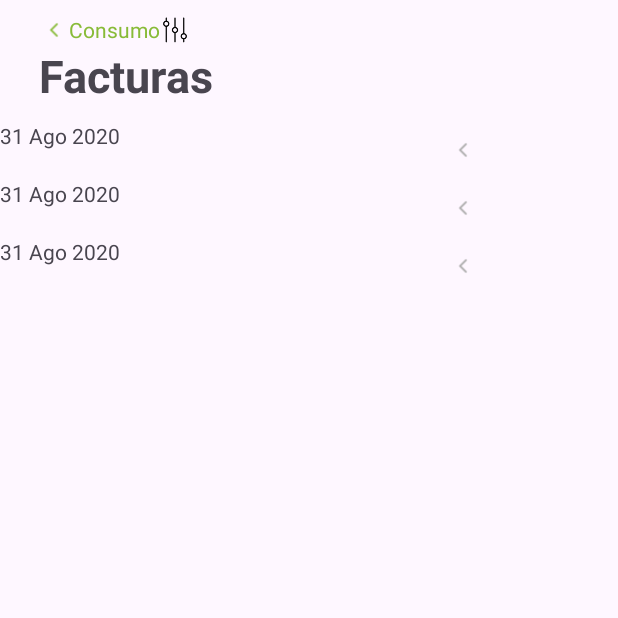
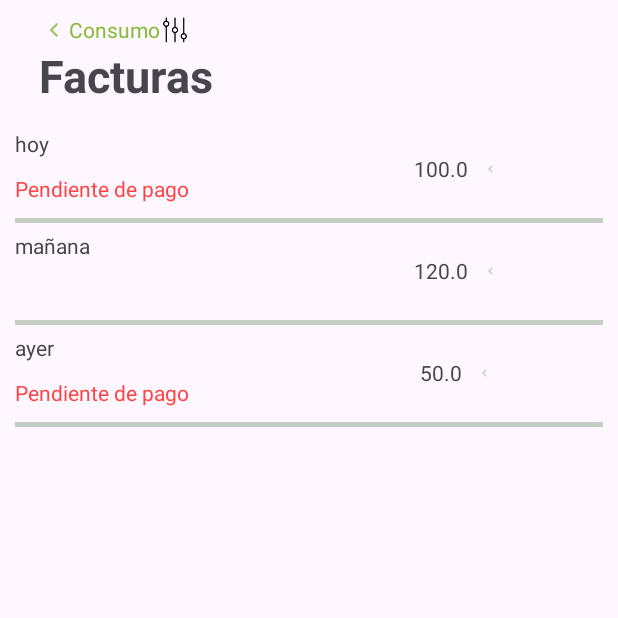
Before and after one commit to jorgegarciasalvador/PracticaAndroid, an Android app: the screen it shows after launch (listadoFacturasActivity), on a phone screen of 412 x 824 dp, the top half of it. Run offline under Robolectric (Android 15) with nearby library versions, the phone set to English and light mode, and no system bars.

Commit message:
recyclerView listado de facturas funcionando

```diff
--- /dev/null
+++ b/app/src/main/java/com/example/practicaandroid/data/FacturaModel.kt
@@ -0,0 +1,7 @@
+package com.example.practicaandroid.data
+
+data class FacturaModel(
+    val fecha:String,
+    val estado:Boolean,
+    val importe:Double
+)
--- a/app/src/main/java/com/example/practicaandroid/ui/view/listadofacturas/facturasAdapter.kt
+++ b/app/src/main/java/com/example/practicaandroid/ui/view/listadofacturas/facturasAdapter.kt
@@ -5,28 +5,36 @@ import android.view.LayoutInflater
 import android.view.View
 import android.view.ViewGroup
 import android.widget.Toast
+import androidx.core.content.ContextCompat.getString
 import androidx.recyclerview.widget.RecyclerView
 import com.example.practicaandroid.R
+import com.example.practicaandroid.data.FacturaModel
 import com.example.practicaandroid.databinding.FacturaDetailRecyclerviewBinding
 
 class facturasAdapter(
-    private val dataSet: Array<String>,
-    private val binding: FacturaDetailRecyclerviewBinding,
+    private val dataSet: Array<FacturaModel>,
     private val context: Context
 ) :
     RecyclerView.Adapter<facturasAdapter.ViewHolder>() {
 
-    class ViewHolder(view: View, binding: FacturaDetailRecyclerviewBinding) :
-        RecyclerView.ViewHolder(view) {
+    class ViewHolder(binding: FacturaDetailRecyclerviewBinding) :
+        RecyclerView.ViewHolder(binding.root) {
         val importeFactura = binding.tvImporteFactura
         val estadoFactura = binding.tvEstadoFactura
         val fechaFactura = binding.tvFechaFactura
         val masDetalles = binding.ivMasDetallesFactura
 
-        fun bind(dato: String, context: Context) {
-            importeFactura.text = dato
-            estadoFactura.text = dato
-            fechaFactura.text = dato
+        fun bind(factura: FacturaModel, context: Context) {
+            importeFactura.text = factura.importe.toString()
+            fechaFactura.text = factura.fecha
+            if (factura.estado) {
+                estadoFactura.text = getString(context, R.string.pendienteDePago_text)
+                estadoFactura.visibility = View.VISIBLE
+            } else {
+                estadoFactura.text = ""
+                estadoFactura.visibility = View.INVISIBLE
+            }
+
             masDetalles.setOnClickListener {
                 Toast.makeText(context, "Click", Toast.LENGTH_SHORT).show()
             }
@@ -34,14 +42,17 @@ class facturasAdapter(
     }
 
     override fun onCreateViewHolder(parent: ViewGroup, viewType: Int): ViewHolder {
-        val view = LayoutInflater.from(parent.context)
-            .inflate(R.layout.factura_detail_recyclerview, parent, false)
-        return ViewHolder(view, binding)
+        val binding =
+            FacturaDetailRecyclerviewBinding.inflate(
+                LayoutInflater.from(parent.context),
+                parent,
+                false
+            )
+        return ViewHolder(binding)
     }
 
     override fun onBindViewHolder(holder: ViewHolder, position: Int) {
         holder.bind(dataSet[position], context)
-        println(dataSet[position])
     }
 
     override fun getItemCount(): Int {
--- a/app/src/main/java/com/example/practicaandroid/ui/view/listadofacturas/listadoFacturasActivity.kt
+++ b/app/src/main/java/com/example/practicaandroid/ui/view/listadofacturas/listadoFacturasActivity.kt
@@ -4,6 +4,7 @@ import android.os.Bundle
 import androidx.appcompat.app.AppCompatActivity
 import androidx.recyclerview.widget.LinearLayoutManager
 import androidx.recyclerview.widget.RecyclerView
+import com.example.practicaandroid.data.FacturaModel
 import com.example.practicaandroid.databinding.ActivityListadofacturasBinding
 import com.example.practicaandroid.databinding.FacturaDetailRecyclerviewBinding
 
@@ -22,8 +23,12 @@ class listadoFacturasActivity : AppCompatActivity() {
     }
 
     fun setUpRecyclerView() {
-        val datos = arrayOf("20€", "10€", "25€")
-        val facturasAdapter = facturasAdapter(datos, detailBinding, this)
+        val datos = arrayOf(
+            FacturaModel("hoy", true, 100.0),
+            FacturaModel("mañana", false, 120.0),
+            FacturaModel("ayer", true, 50.0)
+        )
+        val facturasAdapter = facturasAdapter(datos, this)
 
         val recyclerView: RecyclerView = binding.rvListadoFacturas
         recyclerView.layoutManager = LinearLayoutManager(this)
--- a/app/src/main/res/layout/activity_listadofacturas.xml
+++ b/app/src/main/res/layout/activity_listadofacturas.xml
@@ -30,7 +30,7 @@
                     android:layout_height="20dp"
                     android:contentDescription="@string/back_icon_text"
                     android:src="@drawable/ic_back_arrow_icon"
-                    android:tint="@color/green"/>
+                    app:tint="@color/green" />
 
                 <TextView
                     android:id="@+id/tv_consumo"
@@ -45,8 +45,8 @@
                     android:layout_height="20dp"
                     android:contentDescription="@string/filter_icon_text"
                     android:src="@drawable/filtericon_3x"
-                    android:tint="@color/black"
-                    android:layout_gravity="end"/>
+                    android:layout_gravity="end"
+                    app:tint="@color/black" />
             </LinearLayout>
 
             <LinearLayout
@@ -59,7 +59,7 @@
                     android:layout_width="wrap_content"
                     android:layout_height="wrap_content"
                     android:text="@string/facturas_text"
-                    android:textSize="30dp"
+                    android:textSize="30sp"
                     android:textStyle="bold"/>
             </LinearLayout>
         </LinearLayout>
@@ -68,6 +68,7 @@
 
     <androidx.recyclerview.widget.RecyclerView
         android:id="@+id/rv_listado_facturas"
+        android:paddingHorizontal="10dp"
         android:layout_width="match_parent"
         android:layout_height="wrap_content">
 
--- a/app/src/main/res/layout/activity_smartsolar.xml
+++ b/app/src/main/res/layout/activity_smartsolar.xml
@@ -26,8 +26,9 @@
                     android:src="@drawable/ic_back_arrow_icon"
                     android:contentDescription="@string/back_icon_text"
                     android:layout_gravity="start"
-                    android:tint="@color/green"
-                    android:clickable="true"/>
+                    android:clickable="true"
+                    app:tint="@color/green"
+                    android:focusable="true" />
 
                 <TextView
                     android:id="@+id/tv_atras"
@@ -50,7 +51,7 @@
                     android:layout_height="wrap_content"
                     android:text="@string/smartsolar_title_text"
                     android:textColor="@color/black"
-                    android:textSize="25dp"
+                    android:textSize="25sp"
                     android:textStyle="bold" />
             </LinearLayout>
         </LinearLayout>
@@ -79,7 +80,7 @@
         <com.google.android.material.tabs.TabItem
             android:layout_width="wrap_content"
             android:layout_height="match_parent"
-            android:text="@string/detallets_text"
+            android:text="@string/detalles_text"
             android:clickable="true"
             android:focusable="true" />
     </com.google.android.material.tabs.TabLayout>
--- a/app/src/main/res/layout/factura_detail_recyclerview.xml
+++ b/app/src/main/res/layout/factura_detail_recyclerview.xml
@@ -1,35 +1,46 @@
 <?xml version="1.0" encoding="utf-8"?>
 <LinearLayout xmlns:android="http://schemas.android.com/apk/res/android"
+    xmlns:app="http://schemas.android.com/apk/res-auto"
+    xmlns:tools="http://schemas.android.com/tools"
     android:layout_width="match_parent"
     android:layout_height="wrap_content"
-    xmlns:tools="http://schemas.android.com/tools"
-    android:orientation="horizontal">
+    android:orientation="vertical">
+
+    <LinearLayout
+        android:layout_width="match_parent"
+        android:layout_height="wrap_content"
+        android:orientation="horizontal"
+        android:baselineAligned="false">
+
 
         <LinearLayout
             android:layout_width="0dp"
+            android:layout_weight="1"
             android:layout_height="wrap_content"
-        android:layout_weight="1"
             android:orientation="vertical">
 
             <TextView
                 android:id="@+id/tv_fecha_factura"
                 android:layout_width="wrap_content"
                 android:layout_height="wrap_content"
-            android:text="@string/default_date_text" />
+                android:paddingVertical="5dp"
+                tools:text="@string/default_date_text" />
 
             <TextView
                 android:id="@+id/tv_estado_factura"
                 android:layout_width="wrap_content"
                 android:layout_height="wrap_content"
-            tools:text="@string/pendienteDePago_text"
-            android:textColor="@android:color/holo_red_light" />
+                android:paddingTop="5dp"
+                android:paddingBottom="10dp"
+                android:textColor="@android:color/holo_red_light"
+                tools:text="@string/pendienteDePago_text" />
         </LinearLayout>
 
         <LinearLayout
             android:layout_width="0dp"
+            android:layout_weight="1"
             android:layout_height="wrap_content"
             android:layout_gravity="center_vertical"
-        android:layout_weight="1"
             android:gravity="center_horizontal"
             android:orientation="horizontal">
 
@@ -40,14 +51,30 @@
                 android:layout_gravity="center"
                 tools:text="@string/default_precio" />
 
+            <TextView
+                android:id="@+id/tv_simbolo_moneda"
+                android:layout_width="wrap_content"
+                android:layout_height="wrap_content"
+                android:layout_gravity="center"
+                tools:text="@string/default_moneda" />
+
             <ImageView
                 android:id="@+id/iv_mas_detalles_factura"
                 android:layout_width="20dp"
                 android:layout_height="20dp"
                 android:clickable="true"
-            android:contentDescription="Icono detalles"
+                android:contentDescription="@string/icono_detalles_text"
                 android:focusable="true"
+                android:paddingStart="10dp"
+                android:paddingEnd="0dp"
                 android:src="@drawable/ic_back_arrow_icon"
-            android:tint="@android:color/darker_gray" />
+                app:tint="@android:color/darker_gray" />
         </LinearLayout>
     </LinearLayout>
+
+    <View
+        android:layout_width="match_parent"
+        android:layout_height="3dp"
+        android:background="@color/grey" />
+
+</LinearLayout>
--- a/app/src/main/res/layout/fragment_detalles.xml
+++ b/app/src/main/res/layout/fragment_detalles.xml
@@ -5,10 +5,4 @@
     android:layout_height="match_parent"
     tools:context=".ui.view.smartsolar.detallesFragment">
 
-    <!-- TODO: Update blank fragment layout -->
-    <TextView
-        android:layout_width="match_parent"
-        android:layout_height="match_parent"
-        android:text="@string/hello_blank_fragment" />
-
 </FrameLayout>
--- a/app/src/main/res/values/colors.xml
+++ b/app/src/main/res/values/colors.xml
@@ -3,4 +3,5 @@
     <color name="black">#FF000000</color>
     <color name="white">#FFFFFFFF</color>
     <color name="green">#88BB38</color>
+    <color name="grey">#C4CEC4</color>
 </resources>
--- a/app/src/main/res/values/strings.xml
+++ b/app/src/main/res/values/strings.xml
@@ -1,18 +1,24 @@
 <resources>
     <string name="app_name">PracticaAndroid</string>
+    //activity_listadofacturas
     <string name="back_icon_text">Back icon</string>
     <string name="consumo_text">Consumo</string>
     <string name="filter_icon_text">Filter icon</string>
     <string name="facturas_text">Facturas</string>
-    <string name="default_date_text">31 Ago 2020</string>
-    <string name="pendienteDePago_text">Pendiente de pago</string>
-    <string name="default_precio">54,56€</string>
-    <string name="title_activity_smartsolar">smartsolar_activity</string>
+    //activity_smartsolar
     <string name="atras_text">Atras</string>
     <string name="smartsolar_title_text">Smart Solar</string>
     <string name="mi_instalacion_text">Mi instalacion</string>
     <string name="energia_text">Energia</string>
-    <string name="detallets_text">Detalles</string>
-    <!-- TODO: Remove or change this placeholder text -->
-    <string name="hello_blank_fragment">Hello blank fragment</string>
+    <string name="detalles_text">Detalles</string>
+    //factura_detail_rv
+    <string name="default_date_text">31 Ago 2020</string>
+    <string name="pendienteDePago_text">Pendiente de pago</string>
+    <string name="default_precio">54,56</string>
+    <string name="default_moneda">€</string>
+    <string name="icono_detalles_text">Icono detalles</string>
+    //others
+    <string name="title_activity_smartsolar">smartsolar_activity</string>
+
+
 </resources>
```
Lines whose indentation alone changed are shown as unchanged.
